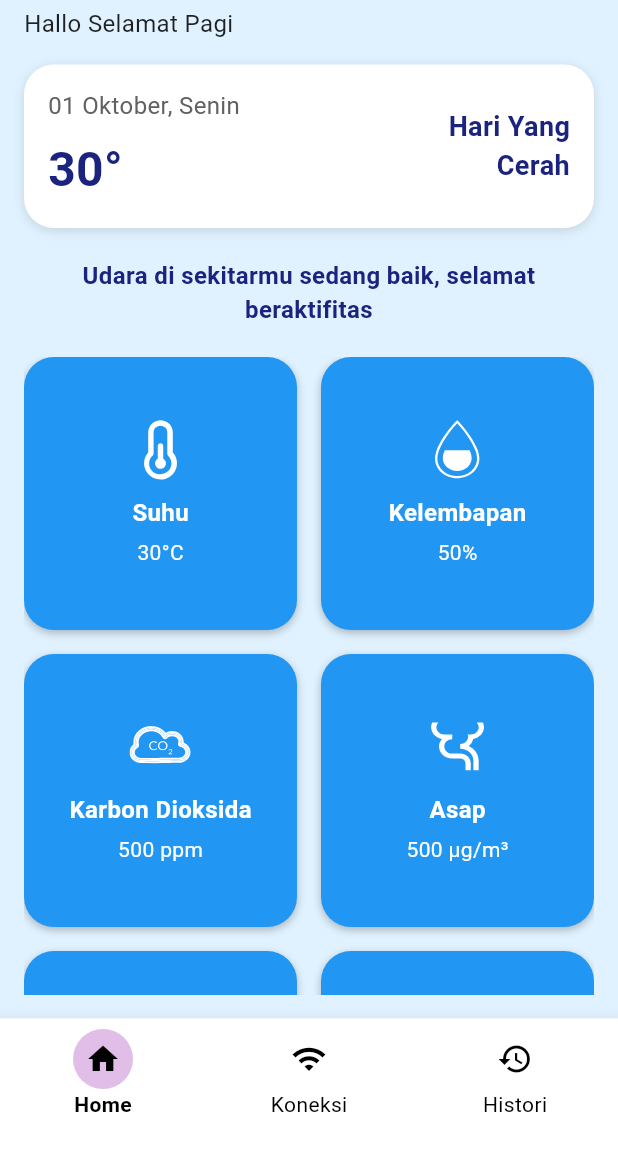
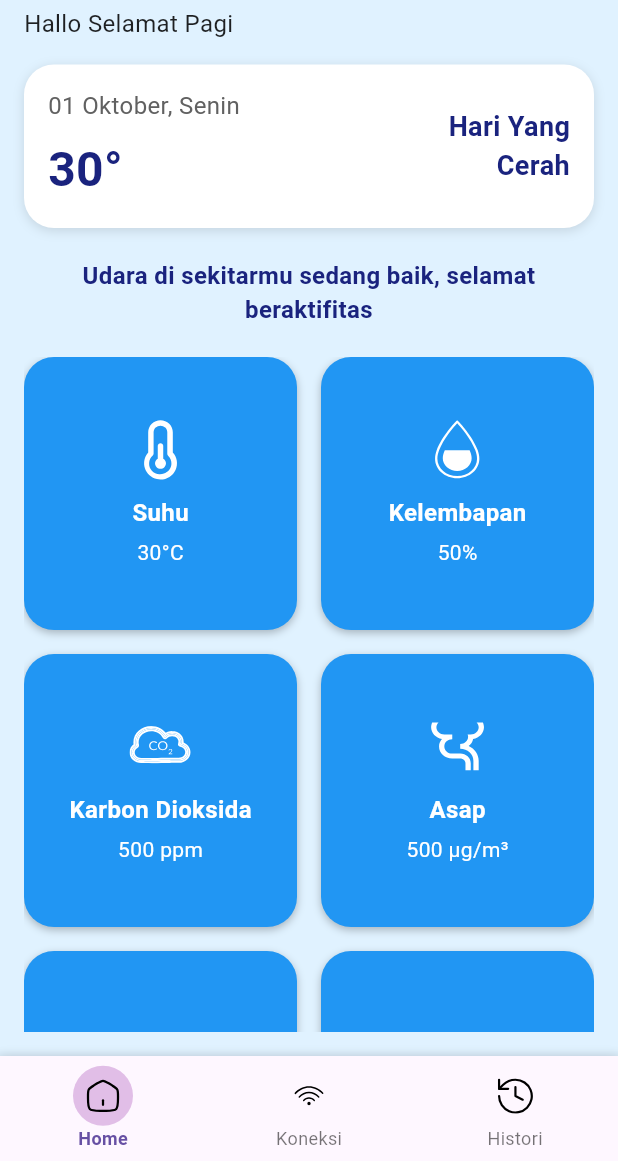
Before and after one commit to RafiHana/MyHealth-App, a Flutter app: the screen it shows after launch, on a phone screen of 412 x 824 dp, the part 75-1236 px from its top. Run offline on Flutter 3.47's test engine with Material 3 defaults, Android fonts, the phone set to English and light mode, and no system bars; our stand-ins replace flutter_svg.

Commit message:
fix navbar

```diff
--- a/lib/main.dart
+++ b/lib/main.dart
@@ -1,4 +1,5 @@
 import 'package:flutter/material.dart';
+import 'package:flutter_svg/flutter_svg.dart';
 import 'pages/splash_screen.dart';
 import 'pages/home_page.dart';
 import 'pages/history_page.dart';
@@ -29,8 +30,8 @@ class _MyHealthNavigationState extends State<MyHealthNavigation> {
 
   final List<Widget> _pages = [
     HomePage(),
+    ConnectionPage(),
     HistoryPage(),
-    ConnectionPage(),
   ];
 
   void _onTabTapped(int index) {
@@ -46,49 +47,58 @@ class _MyHealthNavigationState extends State<MyHealthNavigation> {
         index: _currentIndex,
         children: _pages,
       ),
-      bottomNavigationBar: BottomNavigationBar(
+      bottomNavigationBar: SafeArea(
+        bottom: false,
+        child: Container(
+          height: 70 + MediaQuery.of(context).viewPadding.bottom,
+          decoration: BoxDecoration(
+            color: Colors.white,
+            boxShadow: [
+              BoxShadow(
+                color: Colors.black12,
+                blurRadius: 5,
+              ),
+            ],
+          ),
+          child: BottomNavigationBar(
             currentIndex: _currentIndex,
             onTap: _onTabTapped,
             type: BottomNavigationBarType.fixed,
-        backgroundColor: Colors.white,
-        elevation: 10,
+            selectedFontSize: 12,
+            unselectedFontSize: 12,
+            selectedLabelStyle: TextStyle(fontWeight: FontWeight.bold),
+            unselectedLabelStyle: TextStyle(fontWeight: FontWeight.normal),
+            showSelectedLabels: true,
+            showUnselectedLabels: true,
             items: [
-          _buildNavItem(Icons.home, "Home", 0),
-          _buildNavItem(Icons.wifi, "Koneksi", 1),
-          _buildNavItem(Icons.history, "Histori", 2),
+              _buildNavItem('assets/icons/nav_home.svg', "Home", 0),
+              _buildNavItem('assets/icons/nav_connection.svg', "Koneksi", 1),
+              _buildNavItem('assets/icons/nav_history.svg', "Histori", 2),
             ],
+          ),
+        ),
       ),
     );
   }
 
-  BottomNavigationBarItem _buildNavItem(IconData icon, String label, int index) {
+  BottomNavigationBarItem _buildNavItem(String iconPath, String label, int index) {
     bool isSelected = _currentIndex == index;
-
     return BottomNavigationBarItem(
-      icon: Column(
-        mainAxisSize: MainAxisSize.min,
-        children: [
-          Container(
+      icon: Container(
         padding: EdgeInsets.all(8),
         decoration: BoxDecoration(
           color: isSelected ? Colors.purple.shade100 : Colors.transparent,
-              shape: BoxShape.circle,
+          shape: BoxShape.rectangle,
+          borderRadius: BorderRadius.circular(20),
         ),
-            child: Icon(
-              icon,
-              color: Colors.black, // Warna ikon tetap hitam
+        child: SvgPicture.asset(
+          iconPath,
+          width: 24,
+          height: 24,
+          color: Colors.black,
         ),
       ),
-          Text(
-            label,
-            style: TextStyle(
-              color: Colors.black,
-              fontWeight: isSelected ? FontWeight.bold : FontWeight.normal,
-            ),
-          ),
-        ],
-      ),
-      label: '',
+      label: label,
     );
   }
 }
--- a/lib/pages/history_page.dart
+++ b/lib/pages/history_page.dart
@@ -14,7 +14,6 @@ class HistoryPage extends StatelessWidget {
                 style: TextStyle(fontSize: 14)),
             SizedBox(height: 10),
             ElevatedButton(onPressed: () {}, child: Text('Download Histori')),
-            // Tampilkan tabel atau grafik histori
           ],
         ),
       ),
--- a/pubspec.yaml
+++ b/pubspec.yaml
@@ -25,3 +25,6 @@ flutter:
     - assets/icons/connection.svg
     - assets/icons/history.svg
     - assets/icons/my_health_icon.svg
+    - assets/icons/nav_home.svg
+    - assets/icons/nav_connection.svg
+    - assets/icons/nav_history.svg
```
Also changed, not shown: assets/icons/nav_connection.svg (added), assets/icons/nav_history.svg (added), assets/icons/nav_home.svg (added). Lines whose indentation alone changed are shown as unchanged.
